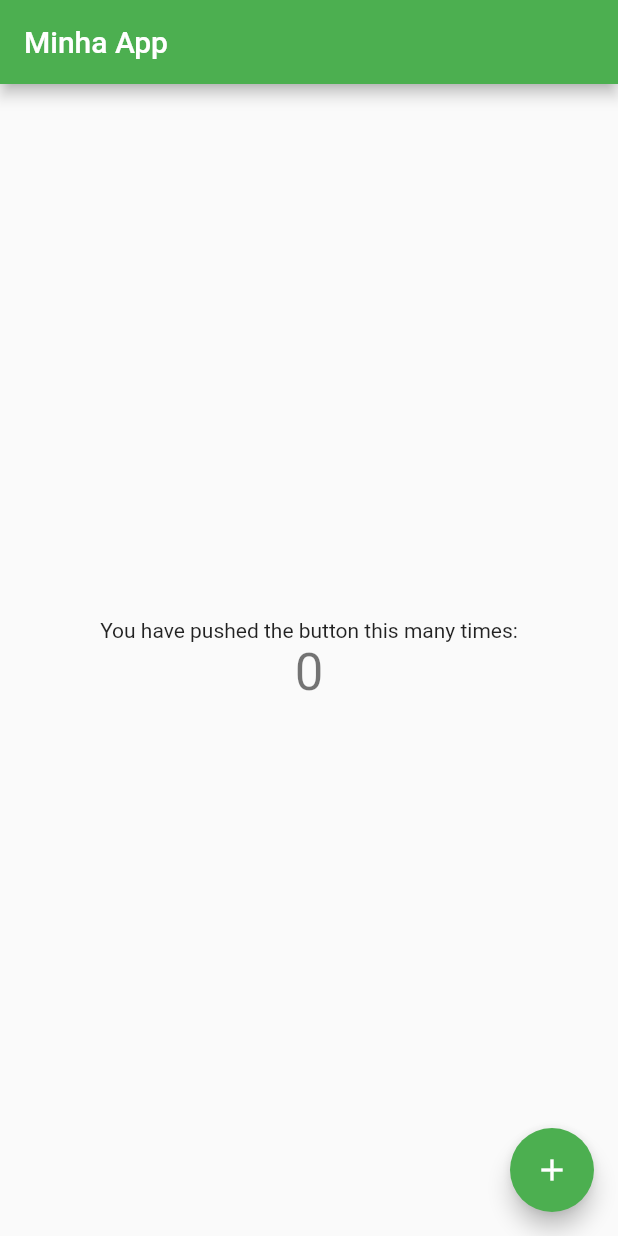
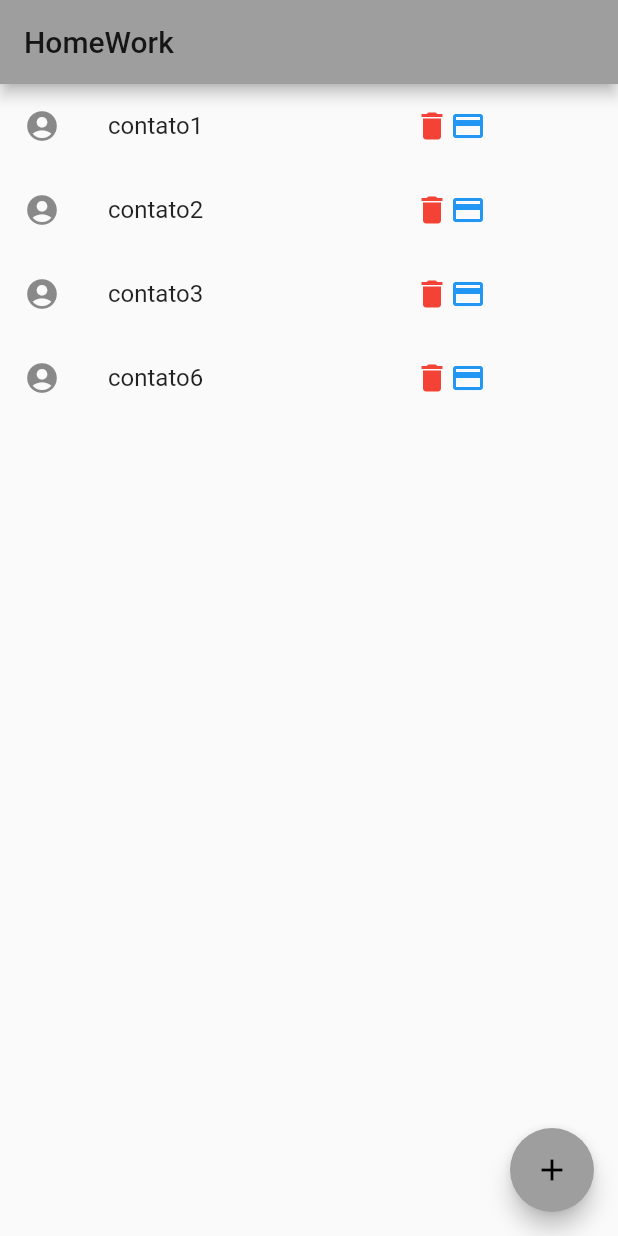
Before and after one commit to IvesCostaBr/homework-cbs-mobile, a Flutter app: the screen it shows after launch, on a phone screen of 412 x 824 dp. Run offline on Flutter 3.47's test engine with Material 2 defaults, Android fonts, the phone set to English and light mode, and no system bars.

Commit message:
create widgets principals

```diff
--- a/lib/main.dart
+++ b/lib/main.dart
@@ -8,13 +8,12 @@ class MyApp extends StatelessWidget {
   // This widget is the root of your application.
   @override
   Widget build(BuildContext context) {
-    print('metodo executado');
     return MaterialApp(
       title: '',
       theme: ThemeData(
-        primarySwatch: Colors.green,
+        primarySwatch: Colors.grey,
       ),
-      home: MyHomePage(title: 'Minha App'),
+      home: MyHomePage(title: 'HomeWork'),
     );
   }
 }
@@ -39,24 +38,41 @@ class _MyHomePageState extends State<MyHomePage> {
 
   @override
   Widget build(BuildContext context) {
+    List nome = ['contato1', 'contato2', 'contato3', 'contato6'];
     return Scaffold(
       appBar: AppBar(
-        title: Text(widget.title),
+        title: Text('HomeWork'),
       ),
-      body: Center(
-        child: Column(
-          mainAxisAlignment: MainAxisAlignment.center,
-          children: <Widget>[
-            Text(
-              'You have pushed the button this many times:',
+      body: ListView.builder(
+        itemBuilder: (context, i) => ListTile(
+          leading: Icon(Icons.account_circle_sharp),
+          title: Text(nome[i]),
+          trailing: Container(
+            width: 120,
+            child: Row(
+              children: [
+                if (0 < 1)
+                  GestureDetector(
+                    onTap: () {
+                      nome.remove(nome[i]);
+                      print(nome);
+                    },
+                    child: Icon(Icons.delete, color: Colors.red),
+                  ),
+                GestureDetector(
+                  onTap: () {
+                    nome.add("Ives Costa");
+                    print(nome);
+                  },
+                  child: Icon(Icons.credit_card, color: Colors.blue),
+                )
+              ],
             ),
-            Text(
-              '$_counter',
-              style: Theme.of(context).textTheme.headline4,
-            ),
-          ],
+          ),
         ),
+        itemCount: nome.length,
       ),
+
       floatingActionButton: FloatingActionButton(
         onPressed: _incrementCounter,
         tooltip: 'Increment',
```
Also changed, not shown: pubspec.yaml (+1 -52 lines).
